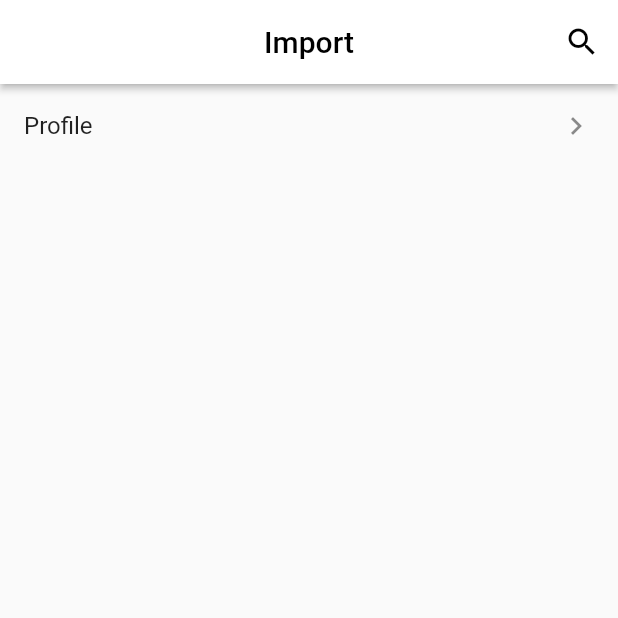
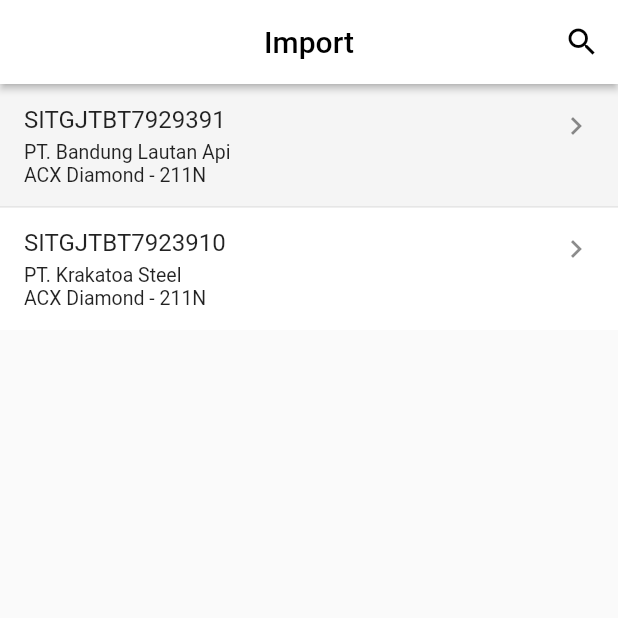
Before and after one commit to ouwteam/dms-portal-app, a Flutter app: the ImportStackPage screen opened directly, on a phone screen of 412 x 824 dp, the top half of it. Run offline on Flutter 3.47's test engine with Material 2 defaults, Android fonts, the phone set to English and light mode, and no system bars.

Commit message:
add import page

```diff
--- /dev/null
+++ b/lib/models/down_payment.dart
@@ -0,0 +1,32 @@
+class DownPayment {
+  DownPayment({
+    this.blNumber = "",
+    this.customerCode = "",
+    this.consigneeCode = "",
+    this.consigneeName = "",
+    this.partyQty = 0,
+    this.containerSize = 0,
+    this.vesselName = "",
+    this.voyageNo = "",
+  });
+
+// int id;
+// int userId;
+// int dataSourceId;
+// int dpId;
+  String blNumber;
+  String customerCode;
+  String consigneeCode;
+  String consigneeName;
+  int partyQty;
+  int containerSize;
+// String actionType;
+// String containerWash;
+// String vesselId;
+  String vesselName;
+  String voyageNo;
+// String attachment;
+// String remark;
+// String createdAt;
+// String updatedAt;
+}
--- a/lib/page/main_page.dart
+++ b/lib/page/main_page.dart
@@ -69,7 +69,7 @@
           ),
         ),
         child: BottomNavigationBar(
-          elevation: 2,
+          elevation: 1,
           backgroundColor: Colors.white,
           selectedItemColor: Colors.blue,
           unselectedItemColor: Colors.grey[500],
--- a/lib/page/stack/ImportStackPage.dart
+++ b/lib/page/stack/ImportStackPage.dart
@@ -1,3 +1,4 @@
+import 'package:dms_portal/models/down_payment.dart';
 import 'package:flutter/cupertino.dart';
 import 'package:flutter/material.dart';
 
@@ -11,6 +12,29 @@
 }
 
 class _ImportStackPage extends State<ImportStackPage> {
+  List<DownPayment> orders = [
+    DownPayment(
+      blNumber: "SITGJTBT7929391",
+      consigneeCode: "CSG-001",
+      consigneeName: "PT. Bandung Lautan Api",
+      containerSize: 20,
+      customerCode: "SIT",
+      partyQty: 2,
+      vesselName: "ACX Diamond",
+      voyageNo: "211N",
+    ),
+    DownPayment(
+      blNumber: "SITGJTBT7923910",
+      consigneeCode: "CSG-029",
+      consigneeName: "PT. Krakatoa Steel",
+      containerSize: 20,
+      customerCode: "SIT",
+      partyQty: 4,
+      vesselName: "ACX Diamond",
+      voyageNo: "211N",
+    ),
+  ];
+
   @override
   Widget build(BuildContext context) {
     return NotificationListener(
@@ -33,7 +57,13 @@
           ),
           actions: [
             IconButton(
-              onPressed: () {},
+              onPressed: () {
+                print("clicked");
+                // Navigator.pushAndRemoveUntil(context,
+                //     MaterialPageRoute(builder: (context) {
+                //   return DoSearchPage(title: "Cari Delivery Order");
+                // }), (route) => false);
+              },
               icon: Icon(
                 Icons.search,
                 color: Colors.black,
@@ -49,12 +79,50 @@
               Column(
                 children: [
                   Column(
-                    children: ListTile.divideTiles(context: context, tiles: [
-                      ListTile(
-                        title: Text("Profile"),
-                        trailing: Icon(Icons.chevron_right),
+                    children: ListTile.divideTiles(
+                      context: context,
+                      tiles: orders.map(
+                        (DownPayment downPayment) => ListTile(
+                          onTap: () {
+                            // Navigator.pushAndRemoveUntil(context,
+                            //     MaterialPageRoute(builder: (context) {
+                            //   return DoDetailPage(title: "Delivery Order");
+                            // }), (route) => false);
+                          },
+                          tileColor: orders.indexOf(downPayment) % 2 == 0
+                              ? Colors.grey[100]
+                              : Colors.white,
+                          trailing: Icon(Icons.navigate_next),
+                          title: Container(
+                            child: Column(
+                              mainAxisAlignment: MainAxisAlignment.center,
+                              crossAxisAlignment: CrossAxisAlignment.start,
+                              children: [
+                                SizedBox(height: 10),
+                                Text(downPayment.blNumber),
+                                SizedBox(height: 5),
+                                Text(
+                                  downPayment.consigneeName,
+                                  style: TextStyle(fontSize: 13),
+                                ),
+                                Text(
+                                  [downPayment.vesselName, downPayment.voyageNo]
+                                      .join(" - "),
+                                  style: TextStyle(fontSize: 13),
+                                ),
+                                SizedBox(height: 10),
+                                // Row(
+                                //   children: [
+                                //     Text("1"),
+                                //     Text("2"),
+                                //   ],
+                                // )
+                              ],
+                            ),
+                          ),
+                        ),
                       ),
-                    ]).toList(),
+                    ).toList(),
                   ),
                 ],
               ),
```
